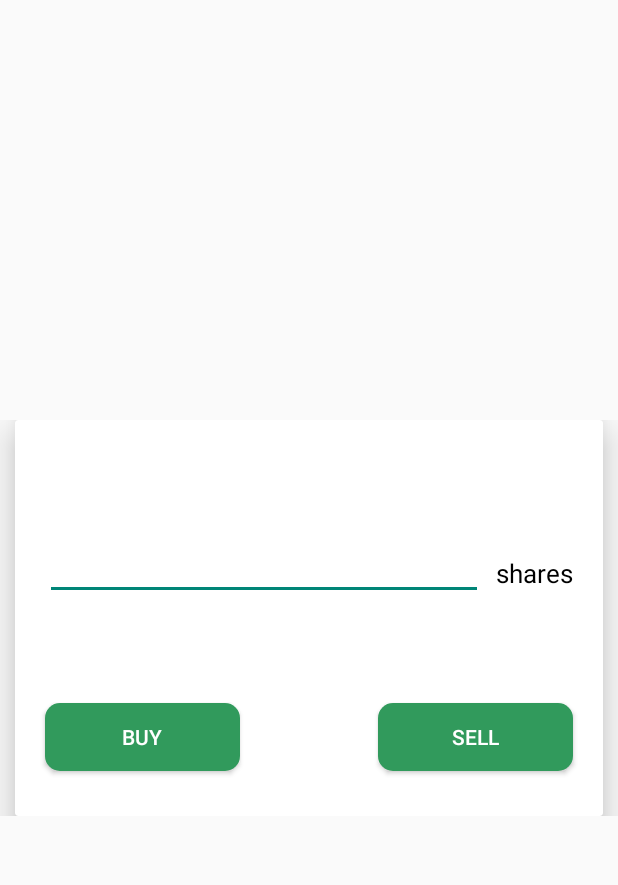
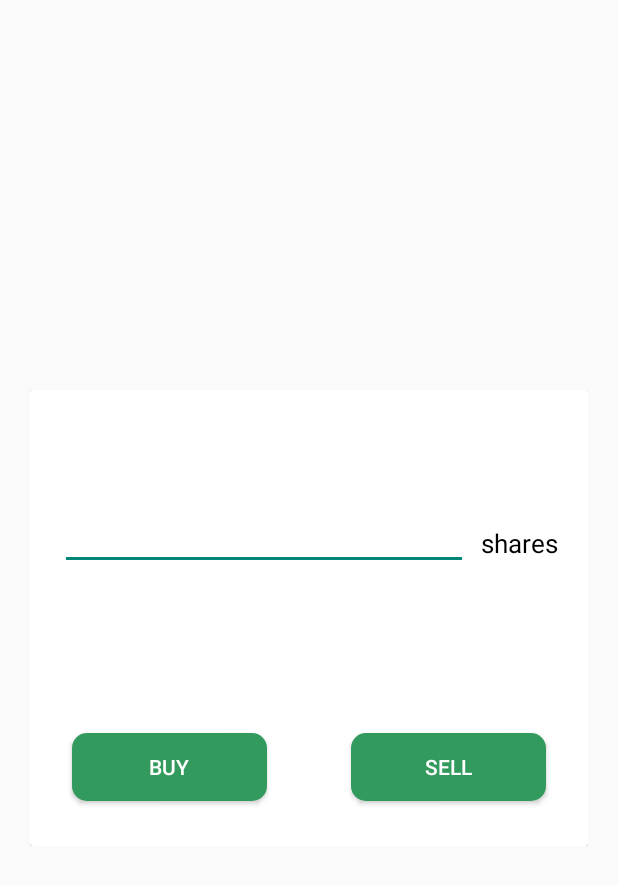
Before and after one commit to Abishek1997/Tiingo-stock-app, an Android app: the layout trade_dialog_box.xml on its own in the app's theme, with its tools: preview values and no code run, on a phone screen of 412 x 824 dp. Shown: the top 885 px of the screen. Run offline under Robolectric (Android 15) with nearby library versions, the phone set to English and light mode, and no system bars.

Commit message:
Changes made before going back to prev commit\

```diff
--- a/app/src/main/java/com/example/tiingostock/ui/stockdetails/StockDetailsActivity.java
+++ b/app/src/main/java/com/example/tiingostock/ui/stockdetails/StockDetailsActivity.java
@@ -74,6 +74,7 @@ public class StockDetailsActivity extends AppCompatActivity {
     @Override
     protected void onCreate(Bundle savedInstanceState) {
         super.onCreate(savedInstanceState);
+
         setContentView(R.layout.activity_stock_details);
         Toolbar toolbar = findViewById(R.id.toolbar);
         setSupportActionBar(toolbar);
@@ -179,7 +180,7 @@ public class StockDetailsActivity extends AppCompatActivity {
             }
             groupLoading.setVisibility(View.GONE);
             groupReady.setVisibility(View.VISIBLE);
-            setCompanyChartsUI(data, ticker);
+//            setCompanyChartsUI(data, ticker);
         };
 
         companyDetailsObserver.observe(this, companyObserverCallback);
@@ -265,7 +266,7 @@ public class StockDetailsActivity extends AppCompatActivity {
 
 
         webView.getSettings().setJavaScriptEnabled(true);
-        webView.getSettings().setBuiltInZoomControls(false);
+        webView.getSettings().setBuiltInZoomControls(true);
         webView.getSettings().setLoadWithOverviewMode(true);
         webView.getSettings().setLoadsImagesAutomatically(true);
         webView.getSettings().setUseWideViewPort(true);
--- a/app/src/main/res/layout/trade_dialog_box.xml
+++ b/app/src/main/res/layout/trade_dialog_box.xml
@@ -1,7 +1,6 @@
 <?xml version="1.0" encoding="utf-8"?>
 <FrameLayout xmlns:android="http://schemas.android.com/apk/res/android"
     xmlns:app="http://schemas.android.com/apk/res-auto"
-    xmlns:tools="http://schemas.android.com/tools"
     android:layout_width="match_parent"
     android:layout_height="wrap_content"
     android:layout_gravity="center"
@@ -9,17 +8,16 @@
     android:gravity="center">
 
     <LinearLayout
-        android:id="@+id/trade_dialog_linear"
         android:layout_width="match_parent"
         android:layout_height="match_parent"
+        android:layout_marginLeft="20dp"
+        android:layout_marginRight="20dp"
         android:orientation="vertical">
 
         <androidx.cardview.widget.CardView
             android:layout_width="match_parent"
             android:layout_height="wrap_content"
             android:layout_gravity="center"
-            android:layout_marginEnd="10dp"
-            android:layout_marginStart="10dp"
             app:cardElevation="15dp">
 
             <androidx.constraintlayout.widget.ConstraintLayout
@@ -28,13 +26,15 @@
 
                 <TextView
                     android:id="@+id/trade_dialog_title"
-                    android:layout_width="wrap_content"
+                    android:layout_width="match_parent"
                     android:layout_height="wrap_content"
                     android:layout_marginStart="20dp"
                     android:layout_marginTop="20dp"
+                    android:layout_marginEnd="20dp"
+                    android:textColor="@color/toolbar_title_color"
                     android:textSize="18sp"
                     android:textStyle="bold"
-                    android:textColor="@color/toolbar_title_color"
+                    app:layout_constraintEnd_toEndOf="parent"
                     app:layout_constraintStart_toStartOf="parent"
                     app:layout_constraintTop_toTopOf="parent" />
 
@@ -74,9 +74,10 @@
                     android:id="@+id/trade_dialog_available_cost"
                     android:layout_width="wrap_content"
                     android:layout_height="wrap_content"
+                    android:layout_marginTop="30dp"
                     android:textColor="@color/color_text_fill_lowest_opacity"
+                    android:textSize="14sp"
                     android:textStyle="bold"
-                    android:textSize="14sp"
                     app:layout_constraintEnd_toEndOf="parent"
                     app:layout_constraintStart_toStartOf="parent"
                     app:layout_constraintTop_toBottomOf="@id/trade_dialog_share_price_text" />
@@ -85,8 +86,9 @@
                     android:id="@+id/button_buy"
                     android:layout_width="130dp"
                     android:layout_height="45dp"
-                    android:layout_marginStart="20dp"
-                    android:layout_marginTop="20dp"
+                    android:layout_marginStart="30dp"
+                    android:layout_marginTop="30dp"
+                    android:layout_marginEnd="56dp"
                     android:layout_marginBottom="30dp"
                     android:background="@drawable/trade_button_shape"
                     android:text="@string/buy"
@@ -95,16 +97,16 @@
                     android:textSize="14sp"
                     android:textStyle="normal"
                     app:layout_constraintBottom_toBottomOf="parent"
+                    app:layout_constraintEnd_toStartOf="@+id/button_sell"
+                    app:layout_constraintHorizontal_bias="0.4"
                     app:layout_constraintStart_toStartOf="parent"
-                    app:layout_constraintTop_toBottomOf="@+id/trade_dialog_available_cost"
-                    app:layout_constraintVertical_bias="1.0" />
+                    app:layout_constraintTop_toBottomOf="@+id/trade_dialog_available_cost" />
 
                 <Button
                     android:id="@+id/button_sell"
                     android:layout_width="130dp"
                     android:layout_height="45dp"
-                    android:layout_marginTop="20dp"
-                    android:layout_marginEnd="20dp"
+                    android:layout_marginEnd="30dp"
                     android:layout_marginBottom="30dp"
                     android:background="@drawable/trade_button_shape"
                     android:text="@string/sell"
@@ -114,7 +116,7 @@
                     android:textStyle="normal"
                     app:layout_constraintBottom_toBottomOf="parent"
                     app:layout_constraintEnd_toEndOf="parent"
-                    app:layout_constraintTop_toBottomOf="@+id/trade_dialog_available_cost" />
+                    app:layout_constraintStart_toEndOf="@+id/button_buy" />
 
             </androidx.constraintlayout.widget.ConstraintLayout>
 
```
